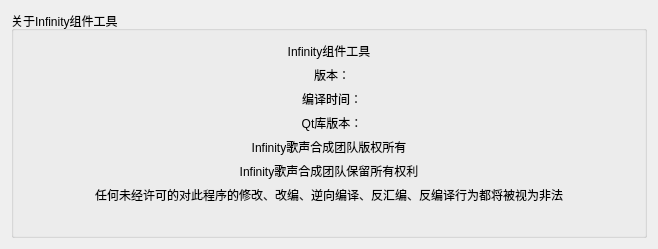
Infinity-Voice-Synthesis/InfinityModuleTool, file IIDialog.ui: the form before one commit.
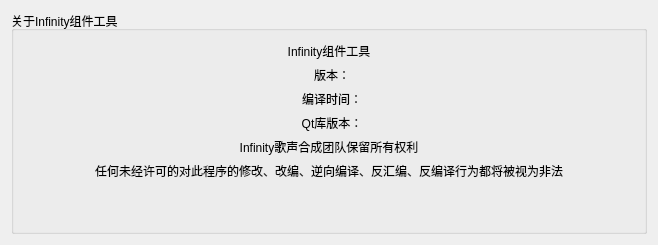
The form after the commit. Icons and pictures are not drawn.

```diff
--- a/IIDialog.ui
+++ b/IIDialog.ui
@@ -24,16 +24,6 @@
       <string>关于Infinity组件工具</string>
      </property>
      <layout class="QGridLayout" name="gridLayout">
-      <item row="5" column="0" colspan="2">
-       <widget class="QLabel" name="label_3">
-        <property name="text">
-         <string>Infinity歌声合成团队保留所有权利</string>
-        </property>
-        <property name="alignment">
-         <set>Qt::AlignCenter</set>
-        </property>
-       </widget>
-      </item>
       <item row="2" column="1">
        <widget class="QLabel" name="comt">
         <property name="text">
@@ -44,16 +34,6 @@
         </property>
        </widget>
       </item>
-      <item row="4" column="0" colspan="2">
-       <widget class="QLabel" name="label_2">
-        <property name="text">
-         <string>Infinity歌声合成团队版权所有</string>
-        </property>
-        <property name="alignment">
-         <set>Qt::AlignCenter</set>
-        </property>
-       </widget>
-      </item>
       <item row="7" column="1">
        <spacer name="horizontalSpacer_2">
         <property name="orientation">
@@ -67,10 +47,10 @@
         </property>
        </spacer>
       </item>
-      <item row="1" column="1">
-       <widget class="QLabel" name="version">
+      <item row="5" column="0" colspan="2">
+       <widget class="QLabel" name="label_4">
         <property name="text">
-         <string>版本：</string>
+         <string>任何未经许可的对此程序的修改、改编、逆向编译、反汇编、反编译行为都将被视为非法</string>
         </property>
         <property name="alignment">
          <set>Qt::AlignCenter</set>
@@ -87,10 +67,10 @@
         </property>
        </widget>
       </item>
-      <item row="6" column="0" colspan="2">
-       <widget class="QLabel" name="label_4">
+      <item row="1" column="1">
+       <widget class="QLabel" name="version">
         <property name="text">
-         <string>任何未经许可的对此程序的修改、改编、逆向编译、反汇编、反编译行为都将被视为非法</string>
+         <string>版本：</string>
         </property>
         <property name="alignment">
          <set>Qt::AlignCenter</set>
@@ -108,6 +88,29 @@
         </property>
        </widget>
       </item>
+      <item row="4" column="0" colspan="2">
+       <widget class="QLabel" name="label_3">
+        <property name="text">
+         <string>Infinity歌声合成团队保留所有权利</string>
+        </property>
+        <property name="alignment">
+         <set>Qt::AlignCenter</set>
+        </property>
+       </widget>
+      </item>
+      <item row="6" column="1">
+       <spacer name="horizontalSpacer">
+        <property name="orientation">
+         <enum>Qt::Horizontal</enum>
+        </property>
+        <property name="sizeHint" stdset="0">
+         <size>
+          <width>40</width>
+          <height>20</height>
+         </size>
+        </property>
+       </spacer>
+      </item>
      </layout>
     </widget>
    </item>
```
